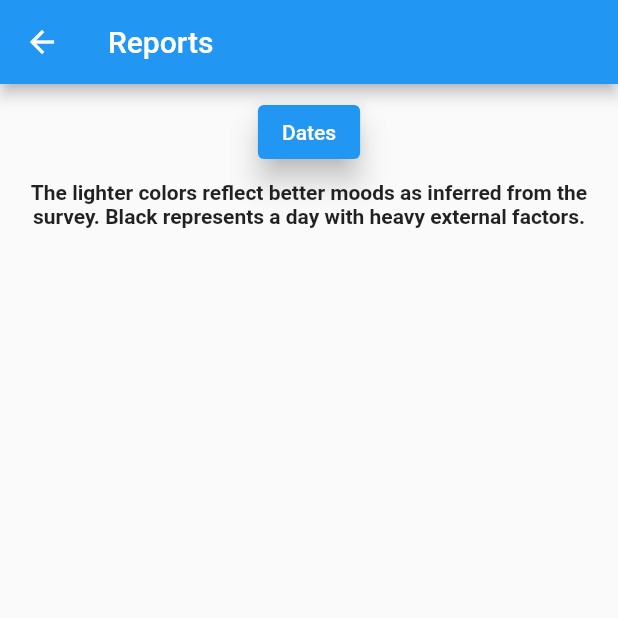
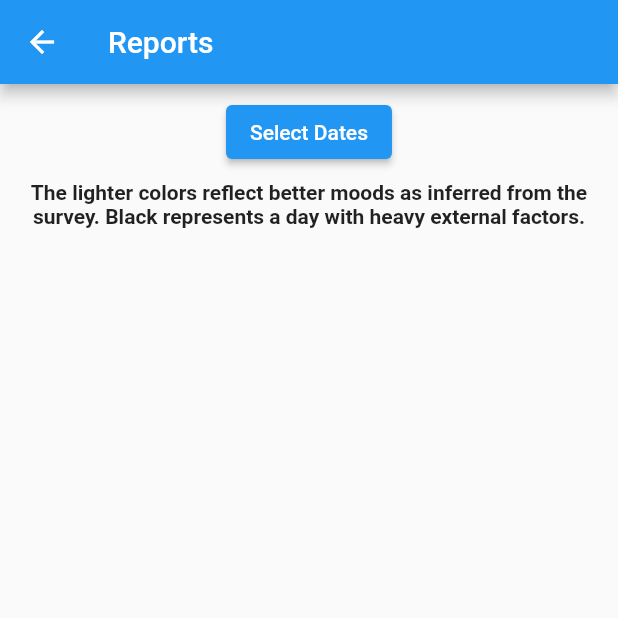
Before and after one commit to intrlocutr/untether, a Flutter app: the screen it shows after launch, after a tap on "Reports", on a phone screen of 412 x 824 dp, the top half of it. Run offline on Flutter 3.47's test engine with Material 2 defaults, Android fonts, the phone set to English and light mode, and no system bars; our stand-ins replace charts_flutter, sqflite; accounts and stored records are empty.

Commit message:
remove elevation from buttons

```diff
--- a/lib/main.dart
+++ b/lib/main.dart
@@ -45,14 +45,12 @@ class _HomePageState extends State {
           children: [
             ElevatedButton(
               child: const Text('Survey'),
-              style: ElevatedButton.styleFrom(elevation: 8.0),
               onPressed: () {
                 Navigator.pushNamed(context, '/survey');
               },
             ),
             ElevatedButton(
               child: const Text('Reports'),
-              style: ElevatedButton.styleFrom(elevation: 8.0),
               onPressed: () {
                 Navigator.pushNamed(context, '/report');
               },
@@ -155,7 +153,6 @@ class _SurveyPageState extends State {
               children: [
                 ElevatedButton(
                   child: const Text('Submit'),
-                  style: ElevatedButton.styleFrom(elevation: 8.0),
                   onPressed: () {
                     Report report = Report(
                       score: untetherQuestions.scoreSurvey(surveyAnswersList),
@@ -308,8 +305,7 @@ class _ReportPageState extends State<ReportPage> with RestorationMixin {
           alignment: MainAxisAlignment.center,
           children: [
             ElevatedButton(
-              child: const Text('Dates'),
-              style: ElevatedButton.styleFrom(elevation: 8.0),
+              child: const Text('Select Dates'),
               onPressed: () {
                 _restorableDateRangePickerRouteFuture.present();
               },
```
